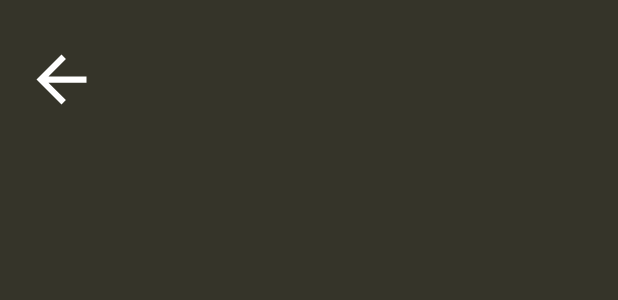
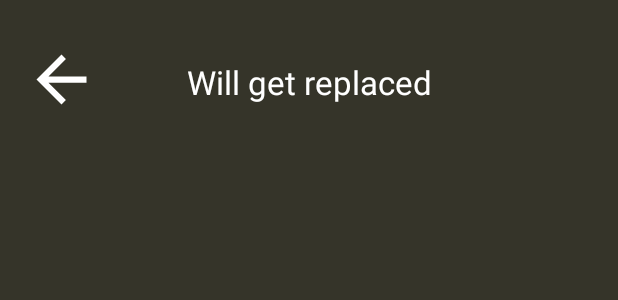
Before and after one commit to ThisIsJustAGuy/B_in_Shape, an Android app built with Jetpack Compose: the layout activity_exercise.xml on its own in the app's theme, with its tools: preview values and no code run, on a phone screen of 412 x 824 dp. Shown: the top 300 px of the screen. Run offline under Robolectric (Android 15) with nearby library versions, the phone set to English and light mode, and no system bars.

```diff
--- a/app/src/main/java/com/bb/b_in_shape/TimeActivity.kt
+++ b/app/src/main/java/com/bb/b_in_shape/TimeActivity.kt
@@ -14,6 +14,7 @@ class TimeActivity : ComponentActivity() {
 
         val intent = intent
         val bodypart = intent.getStringExtra("bodypart")
+        val bdp : String = bodypart.toString()
 
         var statusText = findViewById<TextView>(R.id.Status_tw)
         statusText.text = bodypart
@@ -22,7 +23,7 @@ class TimeActivity : ComponentActivity() {
         back_btn.setOnClickListener { _ -> navigateBack() }
 
         var time_btn1 = findViewById<Button>(R.id.Time_btn1)
-        time_btn1.setOnClickListener { _ -> navigateForward(time_btn1) }
+        time_btn1.setOnClickListener { _ -> navigateForward(time_btn1, bdp) }
     }
 
     private fun navigateBack() {
@@ -31,9 +32,10 @@ class TimeActivity : ComponentActivity() {
         startActivity(intent)
     }
 
-    private fun navigateForward(time_btn1: Button) {
+    private fun navigateForward(time_btn1: Button, bodypart: String) {
         val intent = Intent(this, ExerciseActivity::class.java)
         intent.putExtra("time", time_btn1.text.toString())
+        intent.putExtra("bodypart", bodypart)
         startActivity(intent)
     }
 }
--- a/app/src/main/res/layout/activity_exercise.xml
+++ b/app/src/main/res/layout/activity_exercise.xml
@@ -20,7 +20,18 @@
         app:layout_constraintTop_toTopOf="parent"
         android:importantForAccessibility="no" />
 
-
+    <TextView
+        android:id="@+id/Status_tw"
+        android:layout_width="wrap_content"
+        android:layout_height="36dp"
+        android:layout_marginTop="40dp"
+        android:text="Will get replaced"
+        android:textAppearance="@android:style/TextAppearance.Material.Display1"
+        android:textColor="@color/white"
+        android:textSize="22sp"
+        app:layout_constraintEnd_toEndOf="parent"
+        app:layout_constraintStart_toStartOf="parent"
+        app:layout_constraintTop_toTopOf="parent" />
 
 
 </androidx.constraintlayout.widget.ConstraintLayout>
```
Also changed, not shown: app/src/main/java/com/bb/b_in_shape/ExerciseActivity.kt (+9 -7 lines).
